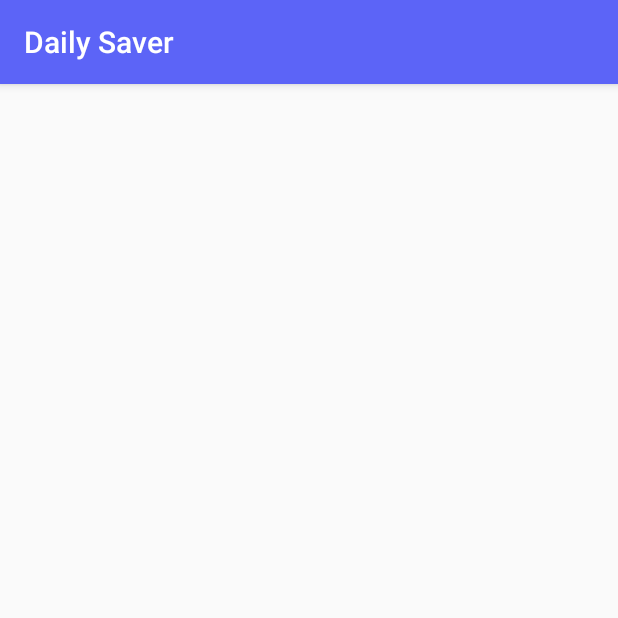
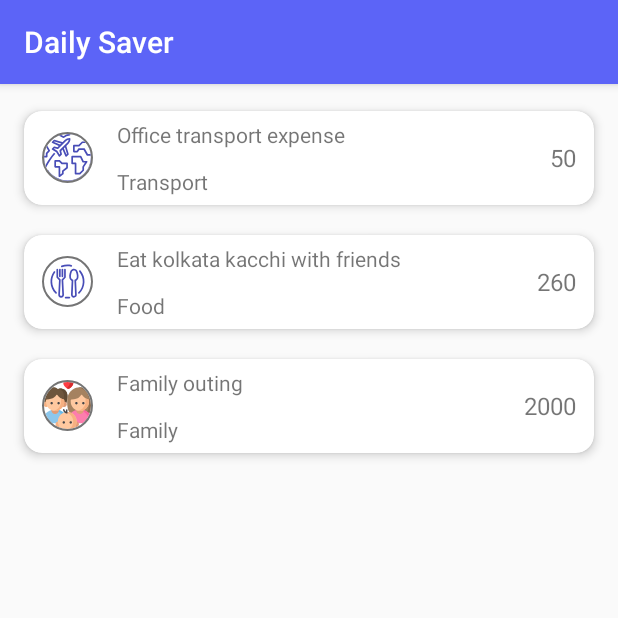
Before and after one commit to shakiz/DailySaver, an Android app: the fragment Fragment_Expense_Dashboard shown on its own in the app's theme, on a phone screen of 412 x 824 dp, the top half of it. Run offline under Robolectric (Android 15) with nearby library versions, the light colour scheme and no system bars; our stand-ins replace CircleImageView.

Commit message:
daily expense dashboard and others updated.

```diff
--- a/app/build.gradle
+++ b/app/build.gradle
@@ -33,6 +33,8 @@ dependencies {
     //Arc Progress bar
     implementation 'com.github.lzyzsd:circleprogress:1.2.1'
 
+    // circle image view
+    implementation 'de.hdodenhof:circleimageview:2.1.0'
     //Menu library
     implementation 'io.github.yavski:fab-speed-dial:1.0.6'
     implementation "com.github.skydoves:powermenu:2.1.2"
--- /dev/null
+++ b/app/src/main/java/com/dailysaver/shadowhite/dailysaver/adapters/DailyExpenseDashboardAdapter.java
@@ -0,0 +1,76 @@
+package com.dailysaver.shadowhite.dailysaver.adapters;
+
+import android.content.Context;
+import android.view.LayoutInflater;
+import android.view.View;
+import android.view.ViewGroup;
+import android.widget.TextView;
+
+import androidx.annotation.NonNull;
+import androidx.recyclerview.widget.RecyclerView;
+
+import com.dailysaver.shadowhite.dailysaver.R;
+import com.dailysaver.shadowhite.dailysaver.models.expense.ExpenseDashboardModel;
+
+import java.util.ArrayList;
+
+import de.hdodenhof.circleimageview.CircleImageView;
+
+
+public class DailyExpenseDashboardAdapter extends RecyclerView.Adapter<DailyExpenseDashboardAdapter.ViewHolder>{
+
+    private Context context;
+    private ArrayList<ExpenseDashboardModel> expenseDashboardModelData;
+
+    public DailyExpenseDashboardAdapter(Context context, ArrayList<ExpenseDashboardModel> expenseDashboardModelData) {
+        this.context = context;
+        this.expenseDashboardModelData = expenseDashboardModelData;
+    }
+
+    @NonNull
+    @Override
+    public ViewHolder onCreateViewHolder(@NonNull ViewGroup parent, int viewType) {
+        View view = LayoutInflater.from(context).inflate(R.layout.adapter_layout_daily_expense_dashboard,parent,false);
+        return new ViewHolder(view);
+    }
+
+    @Override
+    public void onBindViewHolder(@NonNull ViewHolder holder, int position) {
+        ExpenseDashboardModel dashboardModel = expenseDashboardModelData.get(position);
+        holder.Title.setText(dashboardModel.getTitle());
+        holder.Type.setText(dashboardModel.getType());
+        holder.Amount.setText(""+dashboardModel.getAmount());
+        setTypeIcon(holder.Icon,dashboardModel.getType());
+    }
+
+    private void setTypeIcon(CircleImageView icon, String type) {
+        if (type.equals("Food")) icon.setImageResource(R.drawable.ic_food_icon);
+        else if (type.equals("Transport")) icon.setImageResource(R.drawable.ic_transport);
+        else if (type.equals("Electricity")) icon.setImageResource(R.drawable.ic_electricity);
+        else if (type.equals("Education")) icon.setImageResource(R.drawable.ic_education);
+        else if (type.equals("Shopping")) icon.setImageResource(R.drawable.ic_cshopping);
+        else if (type.equals("Entertainment")) icon.setImageResource(R.drawable.ic_entertainment);
+        else if (type.equals("Family")) icon.setImageResource(R.drawable.ic_family);
+        else if (type.equals("Friends")) icon.setImageResource(R.drawable.ic_friends);
+        else if (type.equals("Work")) icon.setImageResource(R.drawable.ic_work);
+        else if (type.equals("Gift")) icon.setImageResource(R.drawable.ic_gift);
+    }
+
+    @Override
+    public int getItemCount() {
+        return expenseDashboardModelData.size();
+    }
+
+
+    public class ViewHolder extends RecyclerView.ViewHolder {
+        TextView Title,Type,Amount;
+        CircleImageView Icon;
+        public ViewHolder(@NonNull View itemView) {
+            super(itemView);
+            Title = itemView.findViewById(R.id.Title);
+            Type = itemView.findViewById(R.id.Type);
+            Amount = itemView.findViewById(R.id.Amount);
+            Icon = itemView.findViewById(R.id.Icon);
+        }
+    }
+}
--- a/app/src/main/java/com/dailysaver/shadowhite/dailysaver/fragments/addnewexpense/Fragment_Expense_Dashboard.java
+++ b/app/src/main/java/com/dailysaver/shadowhite/dailysaver/fragments/addnewexpense/Fragment_Expense_Dashboard.java
@@ -2,42 +2,34 @@ package com.dailysaver.shadowhite.dailysaver.fragments.addnewexpense;
 
 import android.content.Context;
 import android.os.Bundle;
-import android.os.Handler;
 import android.view.LayoutInflater;
 import android.view.View;
 import android.view.ViewGroup;
 import android.widget.ListView;
-import android.widget.Toast;
 
 import androidx.annotation.Nullable;
 import androidx.fragment.app.Fragment;
+import androidx.recyclerview.widget.LinearLayoutManager;
+import androidx.recyclerview.widget.RecyclerView;
 import androidx.swiperefreshlayout.widget.SwipeRefreshLayout;
 
 import com.dailysaver.shadowhite.dailysaver.DbConnector;
 import com.dailysaver.shadowhite.dailysaver.R;
-import com.dailysaver.shadowhite.dailysaver.models.User;
-import com.dailysaver.shadowhite.dailysaver.adapters.DataAdapter;
+import com.dailysaver.shadowhite.dailysaver.adapters.DailyExpenseDashboardAdapter;
+import com.dailysaver.shadowhite.dailysaver.models.expense.ExpenseDashboardModel;
 
 import java.util.ArrayList;
 
 
-/**
- * A simple {@link Fragment} subclass.
- * Activities that contain this fragment must implement the
- * create an instance of this fragment.
- */
 public class Fragment_Expense_Dashboard extends Fragment {
 
-    //instance of dbconnector class
     DbConnector dbConnector;
-    //for taking the current context
-    Context context;
-    //listview for list of user data
-    ListView datalistView;
-    //instance of data adapter class
-    DataAdapter data;
-    //a swiperefresh layout which will be use whenever an user swipe down tro refreshthe listview
-    SwipeRefreshLayout swipeRefreshLayout;
+    private Context context;
+    private RecyclerView recyclerView;
+    private ArrayList<ExpenseDashboardModel> dashboardDataList;
+    private RecyclerView.LayoutManager layoutManager;
+    private DailyExpenseDashboardAdapter dashboardAdapter;
+    private SwipeRefreshLayout swipeRefreshLayout;
 
     @Override
     public void onCreate(@Nullable Bundle savedInstanceState) {
@@ -59,37 +51,63 @@ public class Fragment_Expense_Dashboard extends Fragment {
         //setting the layout or the view
         View view= inflater.inflate(R.layout.dashboard_fragment, container, false);
         //initializing the attributes
-        datalistView=view.findViewById(R.id.listviewLog);
-        swipeRefreshLayout=view.findViewById(R.id.swipeRefreshLayoutXml);
-        dbConnector=new DbConnector(context);
-        //calling the  method populateListview() in order to populate the listview with user data
-        populateListView();
-
-        //setting whenever a user swips what actions will happen
-        swipeRefreshLayout.setOnRefreshListener(new SwipeRefreshLayout.OnRefreshListener() {
-            @Override
-            public void onRefresh() {
-                new Handler().postDelayed(new Runnable() {
-                    @Override
-                    public void run() {
-                        swipeRefreshLayout.setRefreshing(false);
-                        populateListView();
-                        data.notifyDataSetChanged();
-                        datalistView.smoothScrollToPosition(0);
-                        Toast.makeText(context,"New record loaded.",Toast.LENGTH_SHORT).show();
-                    }
-                }, 2000);
-            }
-        });
+//        datalistView=view.findViewById(R.id.listviewLog);
+//        swipeRefreshLayout=view.findViewById(R.id.swipeRefreshLayoutXml);
+//        dbConnector=new DbConnector(context);
+//        //calling the  method populateListview() in order to populate the listview with user data
+//        populateListView();
+//
+//        //setting whenever a user swips what actions will happen
+//        swipeRefreshLayout.setOnRefreshListener(new SwipeRefreshLayout.OnRefreshListener() {
+//            @Override
+//            public void onRefresh() {
+//                new Handler().postDelayed(new Runnable() {
+//                    @Override
+//                    public void run() {
+//                        swipeRefreshLayout.setRefreshing(false);
+//                        populateListView();
+//                        data.notifyDataSetChanged();
+//                        datalistView.smoothScrollToPosition(0);
+//                        Toast.makeText(context,"New record loaded.",Toast.LENGTH_SHORT).show();
+//                    }
+//                }, 2000);
+//            }
+//        });
+        init(view);
         return view;
     }
 
+    private void init(View view) {
+        recyclerView = view.findViewById(R.id.dailyExpenseRecyclerView);
+        dashboardDataList = new ArrayList<>();
+        bindUIWithComponents();
+    }
+
+    private void bindUIWithComponents() {
+        setAdapter();
+    }
+
+    private void setAdapter() {
+        dashboardAdapter = new DailyExpenseDashboardAdapter(context,setData());
+        layoutManager = new LinearLayoutManager(context);
+        recyclerView.setLayoutManager(layoutManager);
+        recyclerView.setAdapter(dashboardAdapter);
+        dashboardAdapter.notifyDataSetChanged();
+    }
+
+    private ArrayList<ExpenseDashboardModel> setData() {
+        dashboardDataList.add(new ExpenseDashboardModel("Office transport expense","Transport",50));
+        dashboardDataList.add(new ExpenseDashboardModel("Eat kolkata kacchi with friends","Food",260));
+        dashboardDataList.add(new ExpenseDashboardModel("Family outing","Family",2000));
+        return dashboardDataList;
+    }
+
     //this methos will be used to populate the listview
-    public void populateListView(){
-        final ArrayList<User> users = new ArrayList<>(dbConnector.getAllContacts());
-        data=new DataAdapter(context, users);
-        datalistView.setAdapter(data);
-    }
+//    public void populateListView(){
+//        final ArrayList<ExpenseModel> expenseModels = new ArrayList<>(dbConnector.getAllContacts());
+//        data=new DailyExpenseDashboardAdapter(context, expenseModels);
+//        datalistView.setAdapter(data);
+//    }
 
 
 }
--- a/app/src/main/java/com/dailysaver/shadowhite/dailysaver/models/CardItemModel.java
+++ b/app/src/main/java/com/dailysaver/shadowhite/dailysaver/models/dashboard/WalletDashboardItemModel.java
@@ -1,10 +1,10 @@
-package com.dailysaver.shadowhite.dailysaver.models;
+package com.dailysaver.shadowhite.dailysaver.models.dashboard;
 
-public class CardItemModel {
+public class WalletDashboardItemModel {
     private String Title;
     private int TodayCost,TotalCost,RemainingBalance;
 
-    public CardItemModel(String title, int todayCost, int totalCost, int remainingBalance) {
+    public WalletDashboardItemModel(String title, int todayCost, int totalCost, int remainingBalance) {
         this.Title = title;
         this.TodayCost = todayCost;
         this.TotalCost = totalCost;
--- /dev/null
+++ b/app/src/main/java/com/dailysaver/shadowhite/dailysaver/models/expense/ExpenseDashboardModel.java
@@ -0,0 +1,38 @@
+package com.dailysaver.shadowhite.dailysaver.models.expense;
+
+public class ExpenseDashboardModel {
+    private String Title;
+    private String Type;
+    private int Amount;
+
+    public ExpenseDashboardModel(String title, String type,  int amount) {
+        Title = title;
+        Type = type;
+        Amount = amount;
+    }
+
+    public String getTitle() {
+        return Title;
+    }
+
+    public void setTitle(String title) {
+        Title = title;
+    }
+
+    public String getType() {
+        return Type;
+    }
+
+    public void setType(String type) {
+        Type = type;
+    }
+
+
+    public int getAmount() {
+        return Amount;
+    }
+
+    public void setAmount(int amount) {
+        Amount = amount;
+    }
+}
--- /dev/null
+++ b/app/src/main/res/layout/adapter_layout_daily_expense_dashboard.xml
@@ -0,0 +1,78 @@
+<androidx.cardview.widget.CardView
+    android:id="@+id/cardItemLayout"
+    android:layout_width="match_parent"
+    android:layout_height="wrap_content"
+    xmlns:app="http://schemas.android.com/apk/res-auto"
+    android:orientation="vertical"
+    app:cardCornerRadius="12dp"
+    android:clickable="true"
+    app:cardBackgroundColor="@color/md_white_1000"
+    android:foreground="?attr/selectableItemBackground"
+    app:cardUseCompatPadding="true"
+    app:cardElevation="4dp"
+    xmlns:android="http://schemas.android.com/apk/res/android">
+
+
+    <LinearLayout
+        android:layout_width="match_parent"
+        android:layout_height="wrap_content"
+        android:layout_gravity="center"
+        android:gravity="center"
+        android:weightSum="2"
+        android:orientation="horizontal">
+
+        <de.hdodenhof.circleimageview.CircleImageView
+            xmlns:app="http://schemas.android.com/apk/res-auto"
+            android:id="@+id/Icon"
+            android:layout_width="42dp"
+            android:layout_height="42dp"
+            android:src="@drawable/ic_family"
+            android:padding="4dp"
+            app:civ_border_width="1dp"
+            android:layout_marginLeft="8dp"
+            android:layout_marginRight="4dp"
+            app:civ_border_color="@color/md_grey_600"/>
+
+        <LinearLayout
+            android:layout_width="0dp"
+            android:layout_weight="2"
+            android:layout_marginLeft="4dp"
+            android:layout_marginRight="4dp"
+            android:layout_height="wrap_content"
+            android:orientation="vertical">
+
+            <TextView
+                android:id="@+id/Title"
+                android:layout_width="match_parent"
+                android:layout_height="wrap_content"
+                android:text="@string/title"
+                android:ellipsize="end"
+                android:textSize="14sp"
+                android:layout_marginTop="2dp"
+                android:layout_marginBottom="2dp"
+                android:padding="4dp"/>
+
+            <TextView
+                android:id="@+id/Type"
+                android:layout_width="match_parent"
+                android:layout_height="wrap_content"
+                android:layout_marginTop="2dp"
+                android:layout_marginBottom="2dp"
+                android:text="@string/type"
+                android:padding="4dp"/>
+
+        </LinearLayout>
+
+        <TextView
+            android:id="@+id/Amount"
+            android:textSize="16sp"
+            android:layout_width="wrap_content"
+            android:layout_height="wrap_content"
+            android:text="10.0$"
+            android:layout_marginLeft="4dp"
+            android:layout_marginRight="8dp"
+            android:padding="4dp"/>
+
+    </LinearLayout>
+
+</androidx.cardview.widget.CardView>
--- a/app/src/main/res/layout/dashboard_fragment.xml
+++ b/app/src/main/res/layout/dashboard_fragment.xml
@@ -5,11 +5,11 @@
     android:orientation="vertical"
     android:id="@+id/swipeRefreshLayoutXml">
 
-    <ListView
+    <androidx.recyclerview.widget.RecyclerView
         android:layout_width="match_parent"
         android:layout_height="wrap_content"
-        android:id="@+id/listviewLog"
-        android:layout_margin="10dp"
-        android:padding="10dp"></ListView>
+        android:id="@+id/dailyExpenseRecyclerView"
+        android:layout_margin="8dp"
+        android:padding="8dp"/>
 
 </androidx.swiperefreshlayout.widget.SwipeRefreshLayout>
--- a/app/src/main/res/values/strings.xml
+++ b/app/src/main/res/values/strings.xml
@@ -26,4 +26,6 @@
     <string name="select_wallet_type">Select Wallet Type</string>
     <string name="expense">Expense</string>
     <string name="income">Income</string>
+    <string name="title">Title</string>
+    <string name="type">Type</string>
 </resources>
```
Also changed, not shown: app/src/main/java/com/dailysaver/shadowhite/dailysaver/DbConnector.java (+15 -15 lines), app/src/main/java/com/dailysaver/shadowhite/dailysaver/activities/HomeActivity.java (+6 -6 lines), app/src/main/java/com/dailysaver/shadowhite/dailysaver/adapters/DataAdapter.java (deleted, +0 -76 lines), app/src/main/java/com/dailysaver/shadowhite/dailysaver/adapters/WalletDashboardAdapter.java (+4 -4 lines), app/src/main/java/com/dailysaver/shadowhite/dailysaver/models/expense/ExpenseModel.java (renamed from app/src/main/java/com/dailysaver/shadowhite/dailysaver/models/User.java, +5 -5 lines), app/src/main/res/layout/list_item.xml (deleted, +0 -40 lines), 1 other file.
